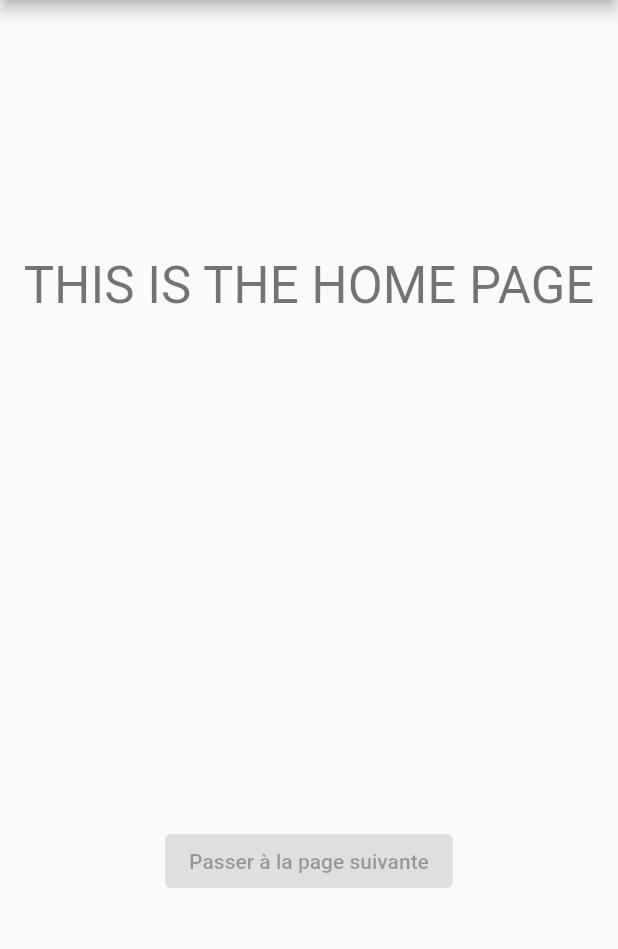
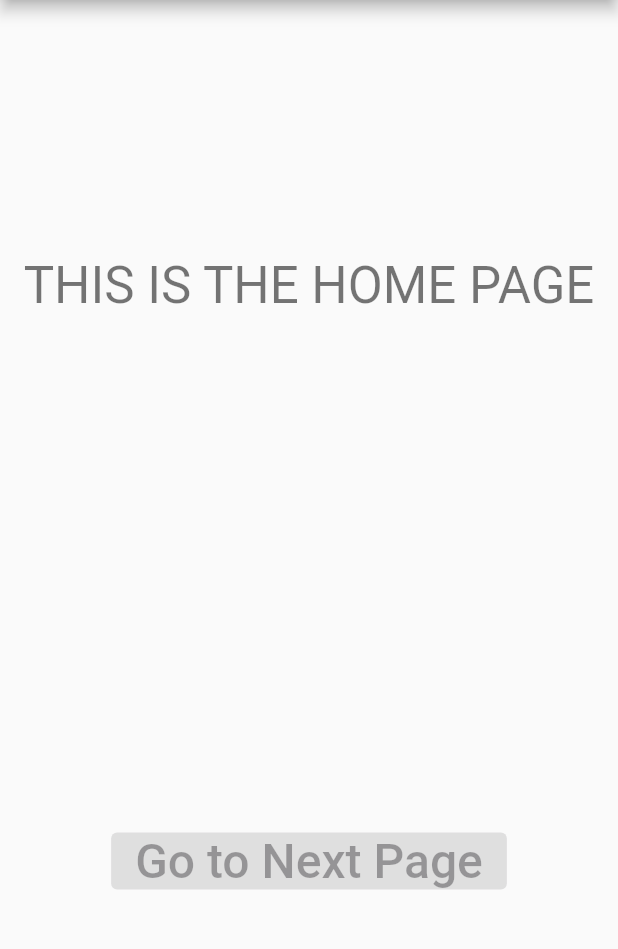
Before and after one commit to lpastyle/m2_flutter_simple_navigation, a Flutter app: the screen it shows after launch, on a phone screen of 412 x 824 dp, the part 84-1033 px from its top. Run offline on Flutter 3.47's test engine with Material 3 defaults, Android fonts, the light colour scheme and no system bars.

Commit message:
Translate from french

```diff
--- a/lib/home_page.dart
+++ b/lib/home_page.dart
@@ -30,7 +30,8 @@ class HomePageState extends State<HomePage> {
             ),
             const ElevatedButton(
               onPressed: null,
-              child: Text("Passer à la page suivante")
+              child: Text("Go to Next Page",
+              style: TextStyle(fontSize: 32),)
             )
           ]
         ),
```
